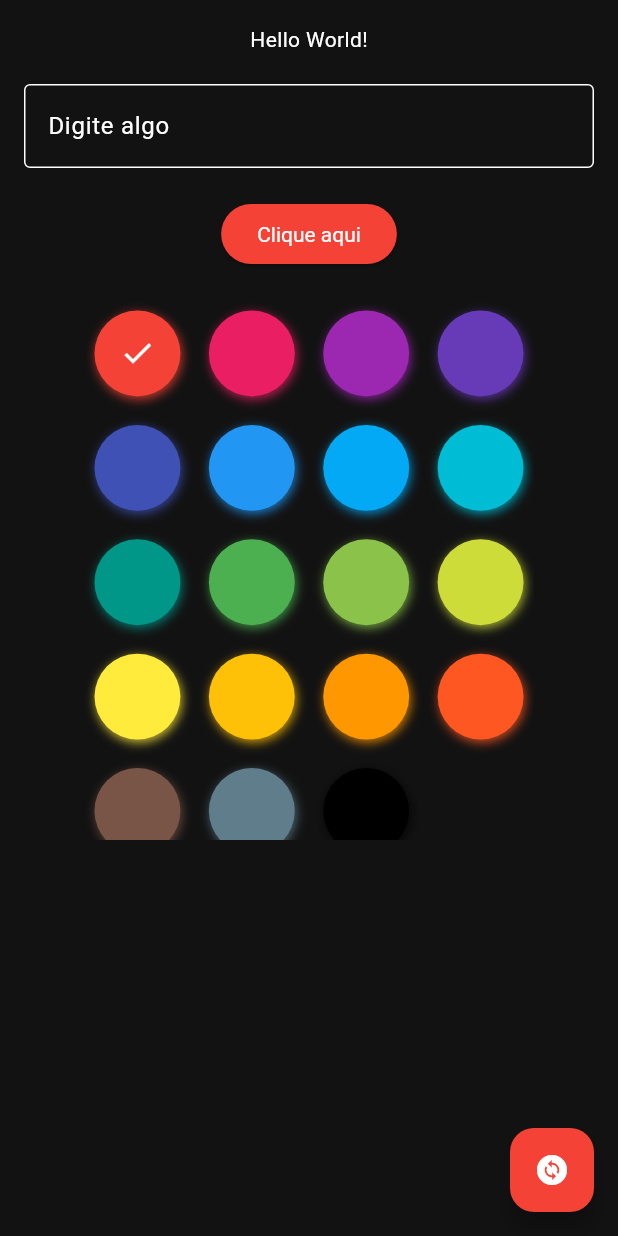
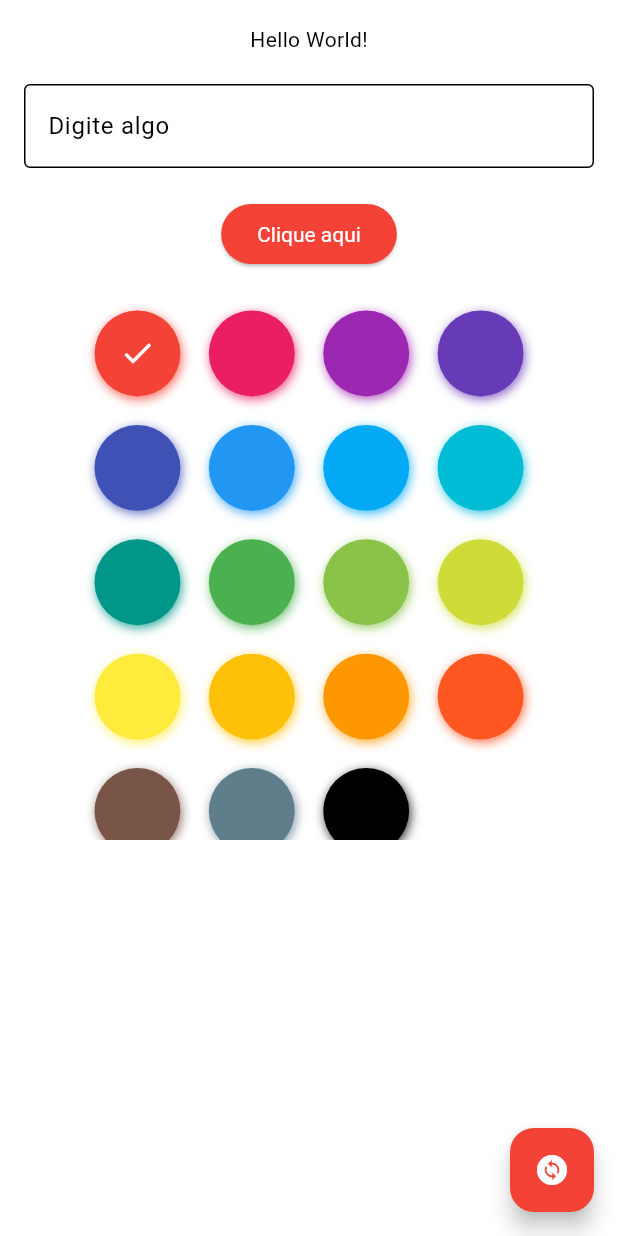
Before and after one commit to Kainato/flutter_training, a Flutter app: the HomePage screen opened directly, after a tap on "Clique aqui", on a phone screen of 412 x 824 dp. Run offline on Flutter 3.47's test engine with Material 3 defaults, Android fonts, the phone set to English and light mode, and no system bars; drawn by our look-alikes of flutter_colorpicker; our stand-ins replace shared_preferences; accounts and stored records are empty.

Commit message:
Corrigindo provider e cachekeys

```diff
--- a/lib/core/cache/cache_key.dart
+++ b/lib/core/cache/cache_key.dart
@@ -16,4 +16,15 @@ extension CacheKeyExtension on Cachekey {
         return 'themeColor';
     }
   }
+
+  dynamic get defaultValue {
+    switch (this) {
+      case Cachekey.isLogged:
+        return false;
+      case Cachekey.isDarkMode:
+        return false;
+      case Cachekey.themeColor:
+        return 0xFF2196F3;
+    }
+  }
 }
--- a/lib/core/material_settings.dart
+++ b/lib/core/material_settings.dart
@@ -1,11 +1,19 @@
 import 'package:flutter/material.dart';
 import 'package:flutter_training/core/theme_provider.dart';
 import 'package:flutter_training/page/home_page.dart';
+import 'package:flutter_training/page/login_page.dart';
 import 'package:provider/provider.dart';
 
 class MaterialSettings extends StatelessWidget {
+  final bool isDarkMode;
+  final bool isLogged;
+
   /// Classe que define as configurações do Material e inicia o app.
-  const MaterialSettings({super.key});
+  const MaterialSettings({
+    super.key,
+    required this.isDarkMode,
+    required this.isLogged,
+  });
 
   @override
   Widget build(BuildContext context) {
@@ -13,9 +21,18 @@ class MaterialSettings extends StatelessWidget {
       builder: (BuildContext context, ThemeProvider value, Widget? child) {
         return MaterialApp(
           title: 'Flutter training',
-          theme: value.themeData,
+          theme: value.lightThemeData,
+          darkTheme: value.darkThemeData,
           themeMode: value.themeMode,
-          home: HomePage(),
+          home: Builder(
+            builder: (context) {
+              if (isLogged) {
+                return HomePage();
+              } else {
+                return LoginPage();
+              }
+            },
+          ),
         );
       },
     );
--- a/lib/core/theme_provider.dart
+++ b/lib/core/theme_provider.dart
@@ -1,18 +1,21 @@
 import 'package:flutter/material.dart';
-import 'package:flutter_training/core/color_theme.dart';
+import 'package:flutter_training/core/cache/cache_key.dart';
+import 'package:flutter_training/core/extensions/color_utils.dart';
 import 'package:shared_preferences/shared_preferences.dart';
 
 /// Classe que define o tema do app.
 class ThemeProvider extends ChangeNotifier {
+  // Cor primária do aplicativo que define todas as outras cores.
   Color _primaryColor;
+  Color get primaryColor => _primaryColor;
+
+  // Modo do tema do aplicativo.
   ThemeMode _themeMode = ThemeMode.light;
+  ThemeMode get themeMode => _themeMode;
 
   ThemeProvider(this._primaryColor) {
     _loadThemeMode();
   }
-
-  ThemeMode get themeMode => _themeMode;
-  Color get primaryColor => _primaryColor;
 
   /// Carrega o tema do app.
   void _loadThemeMode() async {
@@ -32,16 +35,24 @@ class ThemeProvider extends ChangeNotifier {
     _themeMode = mode;
     notifyListeners();
     SharedPreferences prefs = await SharedPreferences.getInstance();
-    prefs.setString('themeMode', mode.toString());
+    prefs.setString(Cachekey.isDarkMode.value, mode.toString());
   }
 
-  /// Define a cor primária do tema.
+  /// Define a cor primária do tema. Também salva a cor no SharedPreferences.
   set primaryColor(Color newColor) {
     _primaryColor = newColor;
+    _savePrimaryColorToPrefs(newColor);
     notifyListeners();
   }
 
-  ThemeData get themeData {
+  /// Salva a cor primária do tema no SharedPreferences.
+  Future<void> _savePrimaryColorToPrefs(Color newColor) async {
+    SharedPreferences prefs = await SharedPreferences.getInstance();
+    prefs.setString(Cachekey.themeColor.value, newColor.toString());
+  }
+
+  /// Retorna o tema do app.
+  ThemeData get lightThemeData {
     return ThemeData(
       useMaterial3: true,
       primaryColor: _primaryColor,
@@ -69,15 +80,43 @@ class ThemeProvider extends ChangeNotifier {
             : Colors.white,
         error: Colors.red,
         onError: Colors.white,
-        /* white based on primary color */
-        surface: !(_primaryColor.computeLuminance() > 0.2)
-            ? Color.alphaBlend(_primaryColor.withAlpha(25), Colors.white)
-            : const Color.fromRGBO(18, 18, 18, 1),
-        onSurface: !(_primaryColor.computeLuminance() > 0.2)
+        surface: Colors.white,
+        onSurface: Colors.black,
+      ),
+    );
+  }
+
+  ThemeData get darkThemeData {
+    return ThemeData(
+      useMaterial3: true,
+      primaryColor: _primaryColor,
+      elevatedButtonTheme: ElevatedButtonThemeData(
+        style: ButtonStyle(
+          backgroundColor: WidgetStateProperty.all<Color>(_primaryColor),
+          textStyle: WidgetStateProperty.all<TextStyle>(
+            TextStyle(
+              color: primaryColor.computeLuminance() > 0.5
+                  ? Colors.black
+                  : Colors.white,
+            ),
+          ),
+        ),
+      ),
+      colorScheme: ColorScheme(
+        brightness: Brightness.dark,
+        primary: _primaryColor,
+        onPrimary: _primaryColor.computeLuminance() > 0.5
             ? Colors.black
             : Colors.white,
+        secondary: _primaryColor.secondary(),
+        onSecondary: _primaryColor.computeLuminance() > 0.5
+            ? Colors.black
+            : Colors.white,
+        error: Colors.red,
+        onError: Colors.white,
+        surface: Color.fromRGBO(18, 18, 18, 1),
+        onSurface: Colors.white,
       ),
-      // Você pode configurar outras propriedades do tema aqui
     );
   }
 }
--- a/lib/main.dart
+++ b/lib/main.dart
@@ -7,15 +7,21 @@ import 'package:shared_preferences/shared_preferences.dart';
 
 Future<void> main() async {
   WidgetsFlutterBinding.ensureInitialized();
+
   final SharedPreferences prefs = await SharedPreferences.getInstance();
   final int? color = prefs.getInt(Cachekey.themeColor.value);
+  final bool isDarkMode = prefs.getBool(Cachekey.isDarkMode.value) ?? false;
+  final bool isLogged = prefs.getBool(Cachekey.isLogged.value) ?? false;
 
   runApp(
     ChangeNotifierProvider(
       create: (_) => ThemeProvider(
         color != null ? Color(color) : Colors.blue,
       ),
-      child: MaterialSettings(),
+      child: MaterialSettings(
+        isDarkMode: isDarkMode,
+        isLogged: isLogged,
+      ),
     ),
   );
 }
```
Also changed, not shown: lib/core/extensions/color_utils.dart (renamed from lib/core/color_theme.dart).
